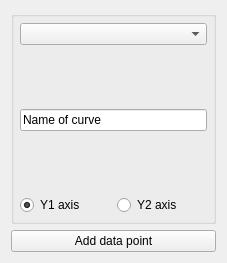
Above: src/dialogs/addregisterwidget.ui from ModbusScope/ModbusScope before the change. Below: the same form after it.
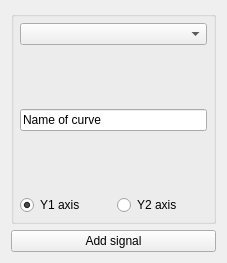
That is the form after the change.

Commit message: Rename Phase 1 "Data Point" UI wording to "Signal"

Diff of the .ui file:
```diff
--- a/src/dialogs/addregisterwidget.ui
+++ b/src/dialogs/addregisterwidget.ui
@@ -72,7 +72,7 @@
    <item>
     <widget class="QPushButton" name="btnAdd">
      <property name="text">
-      <string>Add data point</string>
+      <string>Add signal</string>
      </property>
     </widget>
    </item>
```
The commit also changes 8 other files.
